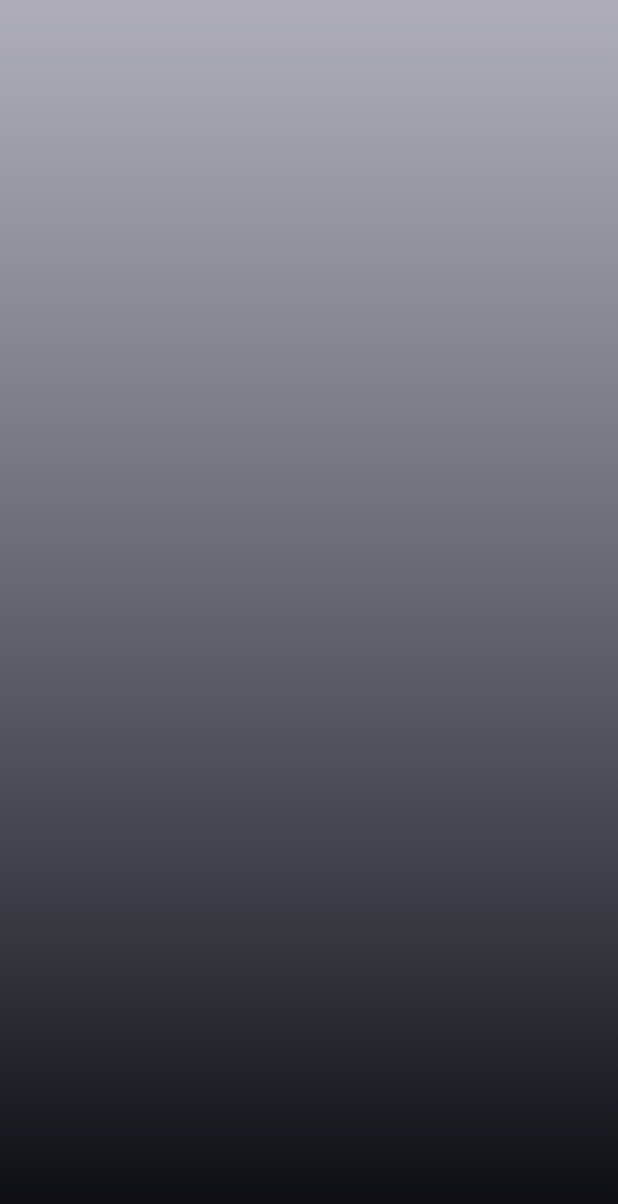
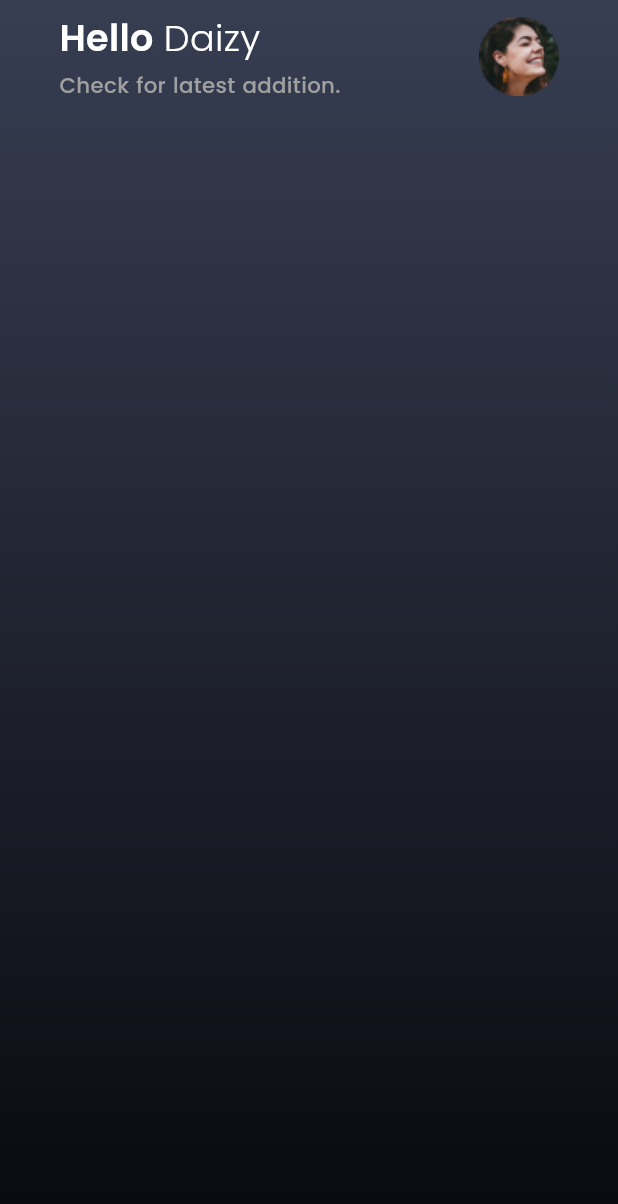
Before and after one commit to hashimsaffarini/Intersect_Task, a Flutter app: the screen it shows after launch, on a phone screen of 412 x 824 dp. Shown: the top 1204 px of the screen. Run offline on Flutter 3.47's test engine with Material 3 defaults, Android fonts, the phone set to English and light mode, and no system bars; our stand-ins replace flutter_screenutil.

Commit message:
- add app_images class for generate every image - add fonts to fonts folder - fetch new image (profile image) - finish app bar home UI

```diff
--- /dev/null
+++ b/lib/core/helpers/spaces.dart
@@ -0,0 +1,10 @@
+import 'package:flutter/material.dart';
+import 'package:flutter_screenutil/flutter_screenutil.dart';
+
+SizedBox verticalSpace(double height) {
+  return SizedBox(height: height.h);
+}
+
+SizedBox horizontalSpace(double width) {
+  return SizedBox(width: width.w);
+}
--- /dev/null
+++ b/lib/core/theming/app_images.dart
@@ -0,0 +1,8 @@
+// ignore_for_file: prefer_single_quotes
+class Assets {
+  Assets._();
+
+  /// Assets for imagesProfileImage
+  /// assets/images/profile_image.png
+  static const String imagesProfileImage = "assets/images/profile_image.png";
+}
--- /dev/null
+++ b/lib/core/theming/app_styles.dart
@@ -0,0 +1,17 @@
+import 'package:flutter/material.dart';
+import 'package:flutter_screenutil/flutter_screenutil.dart';
+
+class AppStyles {
+  static TextStyle semiBold24 = TextStyle(
+    fontWeight: FontWeight.w600,
+    fontSize: 24.sp,
+  );
+  static TextStyle light24 = TextStyle(
+    fontWeight: FontWeight.w300,
+    fontSize: 24.sp,
+  );
+  static TextStyle medium14 = TextStyle(
+    fontWeight: FontWeight.w500,
+    fontSize: 14.sp,
+  );
+}
--- a/lib/features/home/ui/home_screen.dart
+++ b/lib/features/home/ui/home_screen.dart
@@ -1,4 +1,6 @@
 import 'package:flutter/material.dart';
+import 'package:flutter_screenutil/flutter_screenutil.dart';
+import 'package:intersect_task/core/helpers/spaces.dart';
 import 'package:intersect_task/core/theming/app_colors.dart';
 import 'package:intersect_task/features/home/ui/widgets/custom_home_app_bar.dart';
 
@@ -11,20 +13,27 @@ class HomeScreen extends StatelessWidget {
       body: Container(
         width: double.infinity,
         height: double.infinity,
-        decoration: BoxDecoration(
+        decoration: const BoxDecoration(
           gradient: LinearGradient(
             begin: Alignment.topCenter,
             end: Alignment.bottomCenter,
             colors: [
-              const Color(0xff373E52).withOpacity(0.4),
+              Color(0xff373E52),
               AppColors.primaryColor,
             ],
           ),
         ),
-        child: const Column(
-          children: [
-            CustomHomeAppBar(),
-          ],
+        child: Padding(
+          padding: EdgeInsets.symmetric(horizontal: 36.w),
+          child: SafeArea(
+            child: Column(
+              children: [
+                verticalSpace(8),
+                const CustomHomeAppBar(),
+                verticalSpace(36),
+              ],
+            ),
+          ),
         ),
       ),
     );
--- a/lib/features/home/ui/widgets/custom_home_app_bar.dart
+++ b/lib/features/home/ui/widgets/custom_home_app_bar.dart
@@ -1,4 +1,7 @@
 import 'package:flutter/material.dart';
+import 'package:intersect_task/core/helpers/spaces.dart';
+import 'package:intersect_task/core/theming/app_images.dart';
+import 'package:intersect_task/core/theming/app_styles.dart';
 
 class CustomHomeAppBar extends StatelessWidget {
   const CustomHomeAppBar({super.key});
@@ -6,7 +9,38 @@ class CustomHomeAppBar extends StatelessWidget {
   @override
   Widget build(BuildContext context) {
     return Row(
-      children: [],
+      children: [
+        Column(
+          crossAxisAlignment: CrossAxisAlignment.start,
+          children: [
+            Row(
+              children: [
+                Text(
+                  'Hello ',
+                  style: AppStyles.semiBold24.copyWith(
+                    color: Colors.white,
+                  ),
+                ),
+                Text(
+                  'Daizy',
+                  style: AppStyles.light24.copyWith(
+                    color: Colors.white,
+                  ),
+                ),
+              ],
+            ),
+            verticalSpace(4),
+            Text(
+              'Check for latest addition.',
+              style: AppStyles.medium14.copyWith(
+                color: const Color(0xffA0A0A0),
+              ),
+            )
+          ],
+        ),
+        const Spacer(),
+        Image.asset(Assets.imagesProfileImage)
+      ],
     );
   }
 }
--- a/lib/movie_app.dart
+++ b/lib/movie_app.dart
@@ -8,12 +8,15 @@ class MovieApp extends StatelessWidget {
 
   @override
   Widget build(BuildContext context) {
-    return const ScreenUtilInit(
-      designSize: Size(375, 812),
+    return ScreenUtilInit(
+      designSize: const Size(375, 812),
       minTextAdapt: true,
       child: MaterialApp(
         title: 'Movie App',
         debugShowCheckedModeBanner: false,
+        theme: ThemeData(
+          fontFamily: 'Poppins',
+        ),
         onGenerateRoute: AppRouter.onGenerateRoutes,
         initialRoute: HomeScreen.routeName,
       ),
```
Also changed, not shown: pubspec.yaml (+14 -6 lines), assets/fonts/Poppins-Light.ttf (added), assets/fonts/Poppins-Medium.ttf (added), assets/fonts/Poppins-SemiBold.ttf (added), assets/images/profile_image.png (added).
